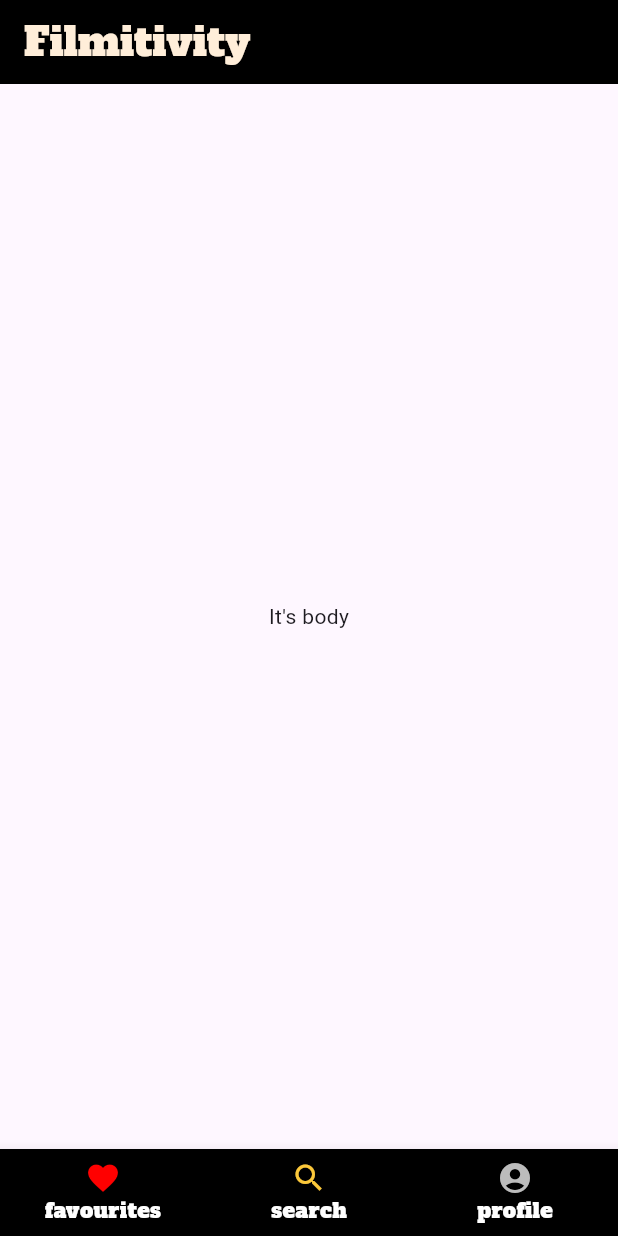
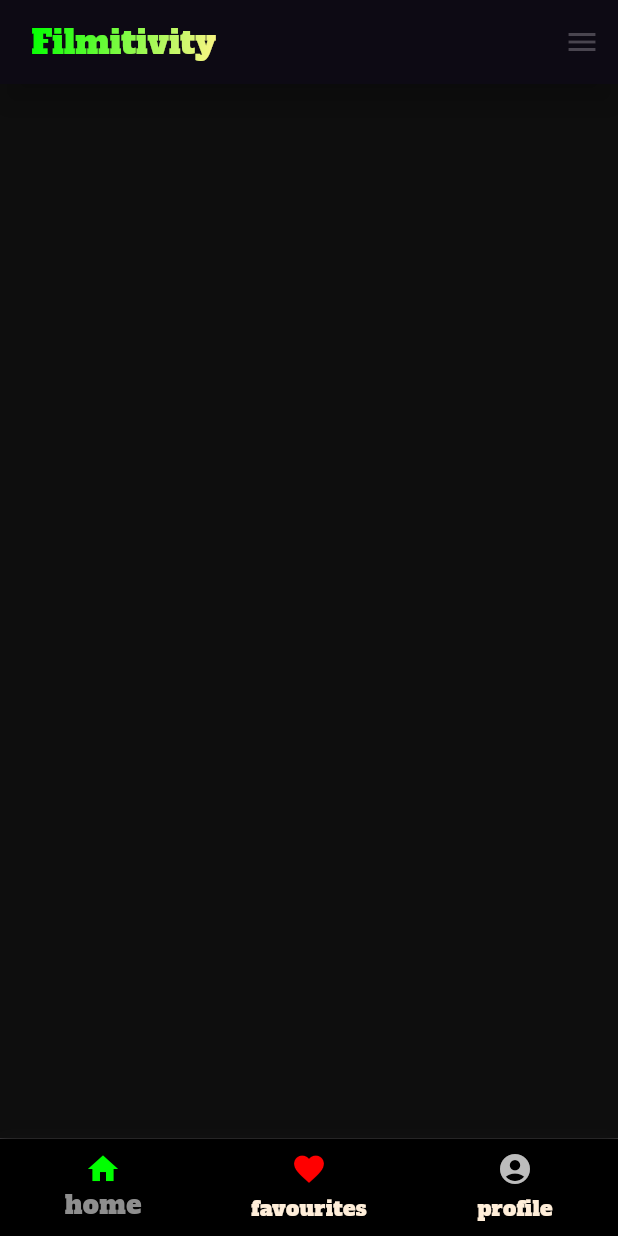
Before and after one commit to VGD3626/Filmitivity, a Flutter app: the screen it shows after launch, on a phone screen of 412 x 824 dp. Run offline on Flutter 3.47's test engine with Material 3 defaults, Android fonts, the phone set to English and light mode, and no system bars.

Commit message:
changed the appearance

```diff
--- a/lib/main.dart
+++ b/lib/main.dart
@@ -1,3 +1,4 @@
+import 'package:flutter/cupertino.dart';
 import 'package:flutter/material.dart';
 
 void main() {
@@ -9,36 +10,177 @@ class MyApp extends StatelessWidget {
 
   @override
   Widget build(BuildContext context) {
-    return MaterialApp(
+    return const MaterialApp(
       debugShowCheckedModeBanner: false,
-        home: Scaffold(
-        appBar: AppBar(
-          title: const Text('Filmitivity'),
+      home: HomeScreen(),
+    );
+  }
+}
+
+class HomeScreen extends StatefulWidget {
+  const HomeScreen({super.key});
+
+  @override
+  _HomeScreenState createState() => _HomeScreenState();
+}
+
+class _HomeScreenState extends State<HomeScreen> {
+  int _selectedIndex = 0;
+
+  void _onBottomAppBarItemTapped(int index) {
+    setState(() {
+      _selectedIndex = index;
+    });
+    // You can add specific actions for each tab here.
+    switch (index) {
+      case 0:
+        print("Home tapped");
+        break;
+      case 1:
+        print("Favourites tapped");
+        break;
+      case 2:
+        print("Search tapped");
+        break;
+      case 3:
+        print("Profile tapped");
+        break;
+    }
+  }
+
+  @override
+  Widget build(BuildContext context) {
+    return Scaffold(
+      appBar: AppBar(
+        elevation: 8,
+        shadowColor: const Color(0xFF131313),
+        title: Row(
+          children: [
+            //  const Icon(
+            //   Icons.movie,
+            //   color: Color(0xFF00B100),
+            //   fill: 0.1,
+            //   size: 56,
+            // ),
+            const SizedBox(width: 5),
+            ShaderMask(
+              shaderCallback: (bounds) => const LinearGradient(
+                colors: [Color(0xFF00FF00), Color(0xFFFFF587)],
+                begin: Alignment.topLeft,
+                end: Alignment.bottomRight,
+              ).createShader(bounds),
+              child: const Text(
+                'Filmitivity',
+                style: TextStyle(
+                  color: Colors.white, // This will be overridden by the shader
+                  fontFamily: 'alfaSlabOne',
+                ),
+              ),
+            ),
+          ],
+        ),
+        backgroundColor: Colors.black,
+        titleTextStyle: const TextStyle(
+          fontWeight: FontWeight.normal,
+          fontSize: 22.0,
+        ),
+      ),
+      body: Center(
+        child: _selectedIndex == 0
+            ? Container(
+          color: const Color(0xFF0E0E0E),
+        )
+            : _selectedIndex == 1
+            ? const Text("Not Home")
+            : const SizedBox(),
+      ),
+      bottomNavigationBar: Container(
+        decoration: const BoxDecoration(
+          borderRadius: BorderRadius.zero,
+          boxShadow: [
+            BoxShadow(
+              color: Color(0xFF131313),
+              blurRadius: 8,
+            )
+          ],
+        ),
+        child: BottomNavigationBar(
           backgroundColor: Colors.black,
-          titleTextStyle: const TextStyle(
-              fontWeight: FontWeight.normal, color: Color(0xFFFFEED9), fontSize: 27.0, fontFamily: 'alfaSlabOne'),
-        ),
-        body: const Center(child: Text('It\'s body')),
-        bottomNavigationBar: BottomNavigationBar(
-          backgroundColor: Colors.black,
-          unselectedItemColor: Colors.white,
-          selectedFontSize: 14,
+          unselectedItemColor: const Color(0xFFFFEED9),
+          selectedFontSize: 17,
           unselectedFontSize: 14,
-          selectedItemColor: Colors.white,
-          selectedLabelStyle: const TextStyle(color: Color(0xFFFFE085), fontFamily: 'alfaSlabOne'),
-          unselectedLabelStyle: const TextStyle(color: Colors.white, fontFamily: 'alfaSlabOne'),
-          items: const [
+          selectedItemColor: const Color(0xFF8E8E8E),
+          selectedLabelStyle: const TextStyle(
+            color: Color(0xFF717171),
+            fontFamily: 'alfaSlabOne',
+          ),
+          unselectedLabelStyle: const TextStyle(
+            color: Color(0xFFFFEED9),
+            fontFamily: 'alfaSlabOne',
+          ),
+          currentIndex: _selectedIndex,
+          onTap: _onBottomAppBarItemTapped,
+          items: const <BottomNavigationBarItem>[
+            BottomNavigationBarItem(
+              icon: Icon(Icons.home, color: Color(0xFF00FF00)),
+              label: 'home',
+            ),
             BottomNavigationBarItem(
               icon: Icon(Icons.favorite, color: Color(0xFFFF0000)),
               label: 'favourites',
             ),
             BottomNavigationBarItem(
-              icon: Icon(Icons.search, color: Color(0xFFFCC83A)),
-              label: 'search',
+              icon: Icon(Icons.account_circle_rounded, color: Color(0xFFBCBCBC)),
+              label: 'profile',
             ),
-            BottomNavigationBarItem(
-              icon: Icon(Icons.account_circle, color: Color(0xFFBCBCBC)),
-              label: 'profile',
+          ],
+        ),
+      ),
+      endDrawer: Drawer(
+        backgroundColor: Colors.black,
+        child: ListView(
+          padding: EdgeInsets.zero,
+          children: <Widget>[
+            const DrawerHeader(
+              decoration: BoxDecoration(
+                color: Colors.black,
+              ),
+              child: Text(
+                'Menu',
+                style: TextStyle(
+                  color: Color(0xFFFFEED9),
+                  fontSize: 24,
+                  fontFamily: 'alfaSlabOne',
+                ),
+              ),
+            ),
+            ListTile(
+              leading: const Icon(Icons.settings, color: Color(0xFFFFEED9)),
+              title: const Text(
+                'Settings',
+                style: TextStyle(
+                  color: Color(0xFFFFEED9),
+                  fontFamily: 'alfaSlabOne',
+                ),
+              ),
+              onTap: () {
+                // Handle settings tap
+                Navigator.pop(context);
+              },
+            ),
+            ListTile(
+              leading: const Icon(Icons.info, color: Color(0xFFFFEED9)),
+              title: const Text(
+                'About',
+                style: TextStyle(
+                  color: Color(0xFFFFEED9),
+                  fontFamily: 'alfaSlabOne',
+                ),
+              ),
+              onTap: () {
+                // Handle about tap
+                Navigator.pop(context);
+              },
             ),
           ],
         ),
```
Also changed, not shown: images/logo.png (added).
